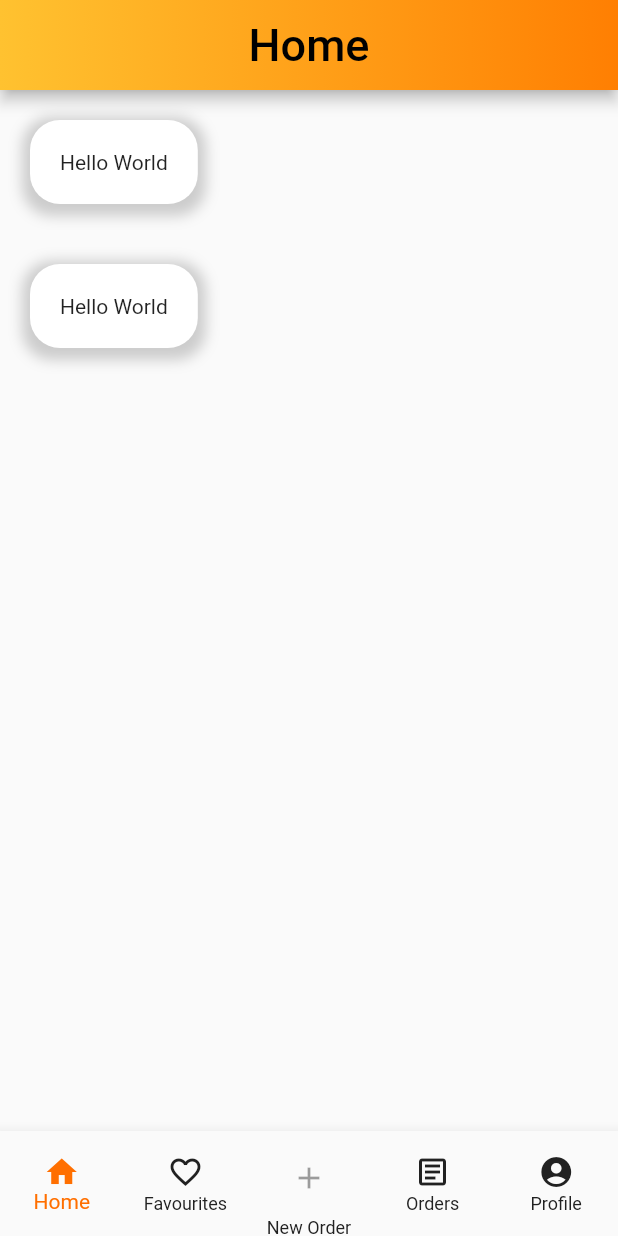
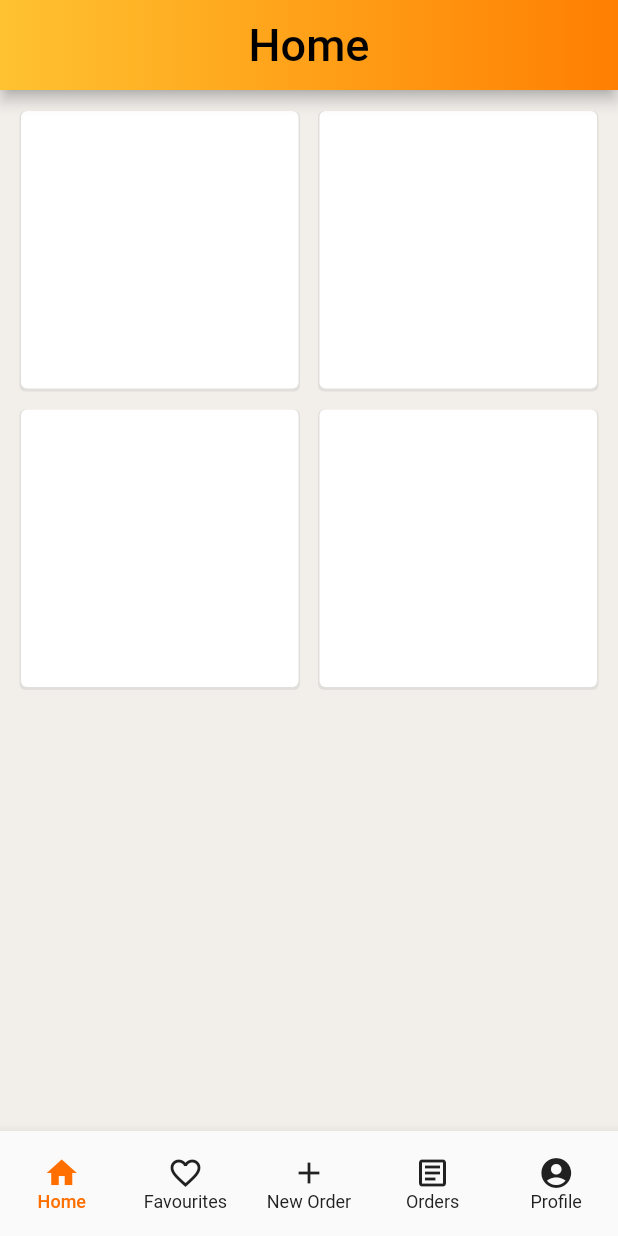
Before and after one commit to Bryce-Kaddouri/orderit, a Flutter app: the screen it shows after launch, on a phone screen of 412 x 824 dp. Run offline on Flutter 3.47's test engine with Material 2 defaults, Android fonts, the phone set to English and light mode, and no system bars.

```diff
--- a/lib/main.dart
+++ b/lib/main.dart
@@ -63,6 +63,13 @@ class _MyAppState extends State<MyApp> {
     return MaterialApp(
       title: 'Order It',
       debugShowCheckedModeBanner: false,
+      theme: // ThemeData(
+          // primarySwatch: Colors.blue,
+          // ),
+          ThemeData(
+        primarySwatch: Colors.orange,
+        visualDensity: VisualDensity.adaptivePlatformDensity,
+      ),
       home: Scaffold(
           appBar: AppBar(
             toolbarHeight: 60,
@@ -89,53 +96,51 @@ class _MyAppState extends State<MyApp> {
           bottomNavigationBar: SizedBox(
             height: 70,
             child: BottomNavigationBar(
-              landscapeLayout: BottomNavigationBarLandscapeLayout.centered,
               onTap: (int index) {
                 SetCurrentIndex(index);
               },
               currentIndex: _selectedIndex,
               type: BottomNavigationBarType.fixed,
-              items: [
-                const BottomNavigationBarItem(
+              items: const [
+                BottomNavigationBarItem(
                   icon: Icon(Icons.home),
                   label: 'Home',
                   tooltip: '',
                 ),
-                const BottomNavigationBarItem(
+                BottomNavigationBarItem(
                   icon: Icon(Icons.favorite_border),
                   label: 'Favourites',
                   tooltip: '',
                 ),
+
                 BottomNavigationBarItem(
-                  icon: IconButton(
-                      style: IconButton.styleFrom(
-                        foregroundColor: Colors.white,
-                        backgroundColor: const Color.fromRGBO(246, 125, 50, 1),
-                      ),
-                      onPressed: null,
-                      icon: const Icon(
-                        Icons.add,
-                      )),
+                  icon: Icon(
+                    Icons.add,
+                  ),
                   label: 'New Order',
                   tooltip: '',
                 ),
                 // button new order floating button in the middle of the bottom navigation bar
-                const BottomNavigationBarItem(
+                BottomNavigationBarItem(
                   backgroundColor: Color.fromRGBO(246, 125, 50, 1),
                   icon: Icon(
                     Icons.article_outlined,
-                    color: Color.fromRGBO(33, 33, 33, 1),
                   ),
                   label: 'Orders',
                   tooltip: '',
                 ),
-                const BottomNavigationBarItem(
+                BottomNavigationBarItem(
                   icon: Icon(Icons.account_circle_rounded),
                   label: 'Profile',
                   tooltip: '',
                 ),
               ],
               selectedItemColor: Colors.amber[900],
+              selectedLabelStyle: const TextStyle(
+                color: Color.fromRGBO(255, 111, 0, 1),
+                fontSize: 12,
+                fontWeight: FontWeight.w500,
+              ),
               unselectedItemColor: const Color.fromRGBO(33, 33, 33, 1),
               selectedIconTheme: const IconThemeData(
                 color: Color.fromRGBO(255, 111, 0, 1),
--- a/lib/pages/home.dart
+++ b/lib/pages/home.dart
@@ -12,51 +12,34 @@ class _HomePageState extends State<HomePage> {
   Widget build(BuildContext context) {
     // return a container with 2 columns and 2 rows inside it with a rectangle shape and a border radius of 20 and a color of white and a shadow of 5 and a padding of 20 and a margin of 20
     return Container(
-      child: Column(
-        children: [
-          Row(
-            children: [
-              Container(
-                decoration: BoxDecoration(
-                  borderRadius: BorderRadius.circular(20),
-                  color: Colors.white,
-                  boxShadow: [
-                    BoxShadow(
-                      color: Colors.grey.withOpacity(0.5),
-                      spreadRadius: 5,
-                      blurRadius: 7,
-                      offset: const Offset(0, 3), // changes position of shadow
-                    ),
-                  ],
+      // background color of the container #f2efeb
+      color: const Color(0xFFF2EFEB),
+      child: GridView.count(
+        padding: const EdgeInsets.all(7),
+
+        // Create a grid with 2 columns. If you change the scrollDirection to
+        // horizontal, this produces 2 rows.
+        crossAxisCount: 2,
+        // Generate 100 widgets that display their index in the List.
+        children: List.generate(4, (index) {
+          // return a container with a rectangle shape and a border radius of 20 and a color of white and a shadow of 5 and a padding of 20 and a margin of 20 and a gesture detector with a onTap function that will navigate to the product page
+
+          return Container(
+            margin: const EdgeInsets.all(7),
+            decoration: BoxDecoration(
+              shape: BoxShape.rectangle,
+              color: Colors.white,
+              borderRadius: BorderRadius.circular(4),
+              boxShadow: [
+                BoxShadow(
+                  color: Colors.grey.withOpacity(0.2),
+                  spreadRadius: 1,
+                  offset: const Offset(0, 1),
                 ),
-                padding: const EdgeInsets.all(20),
-                margin: const EdgeInsets.all(20),
-                child: const Text("Hello World"),
-              ),
-            ],
-          ),
-          Row(
-            children: [
-              Container(
-                decoration: BoxDecoration(
-                  borderRadius: BorderRadius.circular(20),
-                  color: Colors.white,
-                  boxShadow: [
-                    BoxShadow(
-                      color: Colors.grey.withOpacity(0.5),
-                      spreadRadius: 5,
-                      blurRadius: 7,
-                      offset: const Offset(0, 3), // changes position of shadow
-                    ),
-                  ],
-                ),
-                padding: const EdgeInsets.all(20),
-                margin: const EdgeInsets.all(20),
-                child: const Text("Hello World"),
-              ),
-            ],
-          ),
-        ],
+              ],
+            ),
+          );
+        }),
       ),
     );
   }
```
